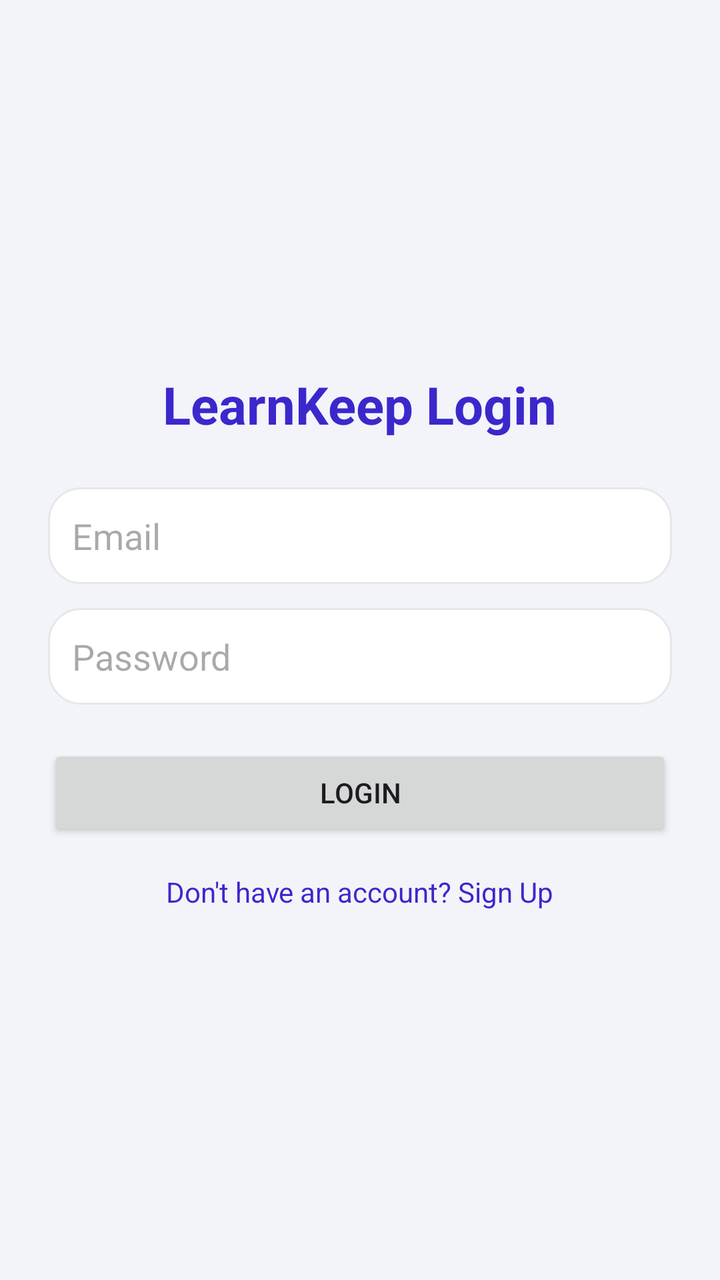
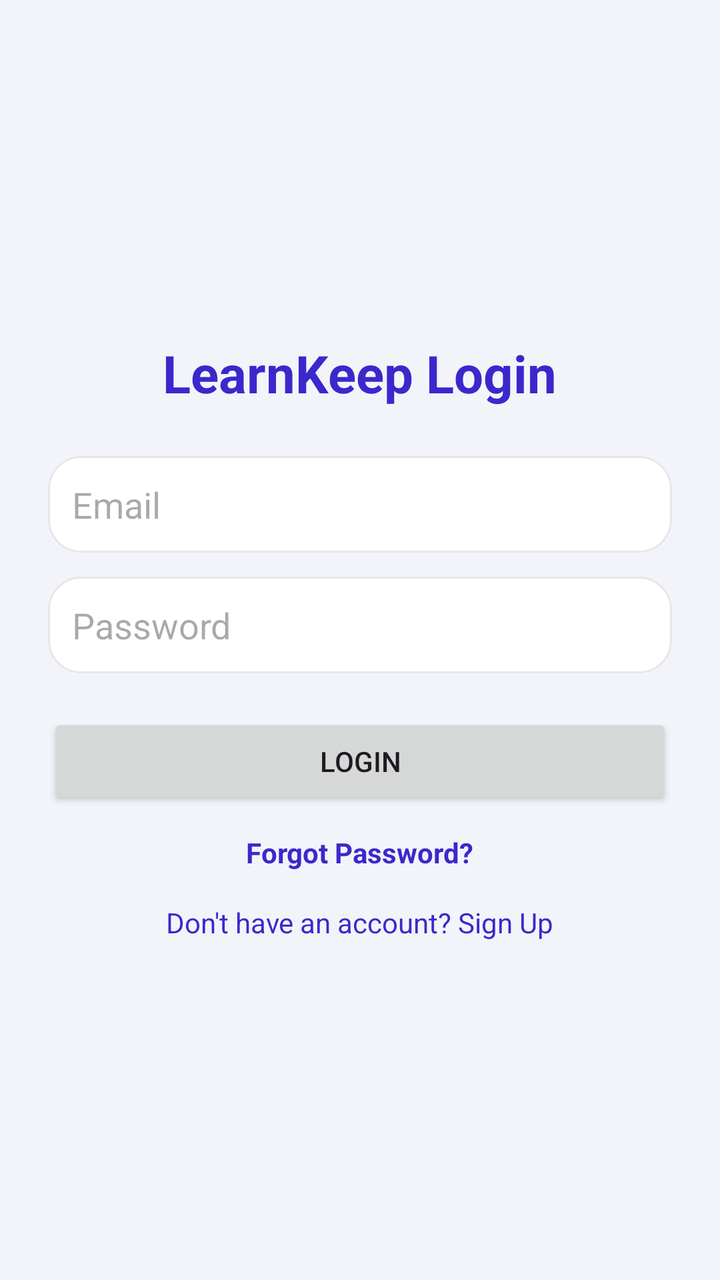

Two renders of the same Android screen: before a commit and after it. Below are the layout's source before the change and the commit's diff.
<!-- AndroidManifest.xml: application theme Theme.LearnKeep -->
<!-- res/layout/activity_login.xml -->
<?xml version="1.0" encoding="utf-8"?>
<LinearLayout
    xmlns:android="http://schemas.android.com/apk/res/android"
    android:layout_width="match_parent"
    android:layout_height="match_parent"
    android:orientation="vertical"
    android:padding="24dp"
    android:gravity="center"
    android:background="#F3F4F9">

    <TextView
        android:text="LearnKeep Login"
        android:textSize="26sp"
        android:textStyle="bold"
        android:textColor="#3B28CC"
        android:layout_marginBottom="24dp"
        android:layout_width="wrap_content"
        android:layout_height="wrap_content"/>

    <EditText
        android:id="@+id/etEmail"
        android:hint="Email"
        android:layout_width="match_parent"
        android:layout_height="wrap_content"
        android:background="@drawable/bg_input"
        android:padding="12dp"/>

    <EditText
        android:id="@+id/etPassword"
        android:hint="Password"
        android:inputType="textPassword"
        android:layout_marginTop="12dp"
        android:layout_width="match_parent"
        android:layout_height="wrap_content"
        android:background="@drawable/bg_input"
        android:padding="12dp"/>

    <Button
        android:id="@+id/btnLogin"
        android:text="Login"
        android:layout_marginTop="20dp"
        android:layout_width="match_parent"
        android:layout_height="wrap_content"/>

    <TextView
        android:id="@+id/txtSignup"
        android:text="Don't have an account? Sign Up"
        android:textColor="#3B28CC"
        android:layout_marginTop="16dp"
        android:layout_width="wrap_content"
        android:layout_height="wrap_content"/>

</LinearLayout>
<!-- resources referenced by this layout -->
<resources>
  <!-- drawable bg_input (drawable) -->
  <?xml version="1.0" encoding="utf-8"?>
  <shape xmlns:android="http://schemas.android.com/apk/res/android">
      <solid android:color="@android:color/white"/>
      <corners android:radius="16dp"/>
      <stroke
          android:width="1dp"
          android:color="#E5E7EB"/>
      <padding
          android:left="12dp"
          android:top="12dp"
          android:right="12dp"
          android:bottom="12dp"/>
  </shape>
  <style name="Theme.LearnKeep" parent="Base.Theme.LearnKeep" />
  <style name="Base.Theme.LearnKeep" parent="Theme.Material3.DayNight.NoActionBar">
          
          
      </style>
</resources>

<!-- the commit's change to res/layout/activity_login.xml (unified diff, before → after) -->
@@ -1,8 +1,8 @@
 <?xml version="1.0" encoding="utf-8"?>
-<LinearLayout
-    xmlns:android="http://schemas.android.com/apk/res/android"
+<LinearLayout xmlns:android="http://schemas.android.com/apk/res/android"
     android:layout_width="match_parent"
     android:layout_height="match_parent"
+    xmlns:app="http://schemas.android.com/apk/res-auto"
     android:orientation="vertical"
     android:padding="24dp"
     android:gravity="center"
@@ -43,6 +43,18 @@
         android:layout_height="wrap_content"/>
 
     <TextView
+        android:id="@+id/txtForgotPassword"
+        android:layout_width="wrap_content"
+        android:layout_height="wrap_content"
+        android:text="Forgot Password?"
+        android:textColor="#3B28CC"
+        android:textStyle="bold"
+        android:layout_marginTop="12dp"
+        app:layout_constraintTop_toBottomOf="@id/btnLogin"
+        app:layout_constraintEnd_toEndOf="parent"
+        app:layout_constraintStart_toStartOf="parent"/>
+
+    <TextView
         android:id="@+id/txtSignup"
         android:text="Don't have an account? Sign Up"
         android:textColor="#3B28CC"
